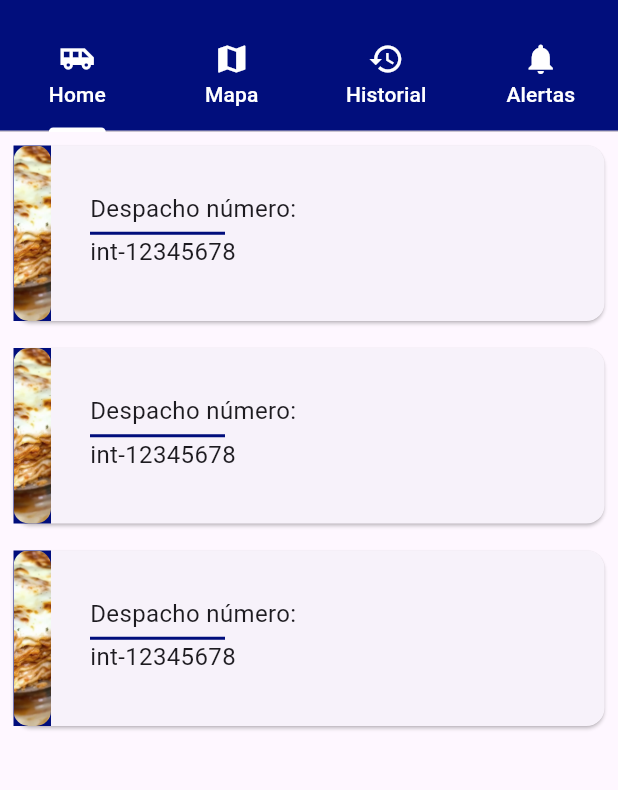
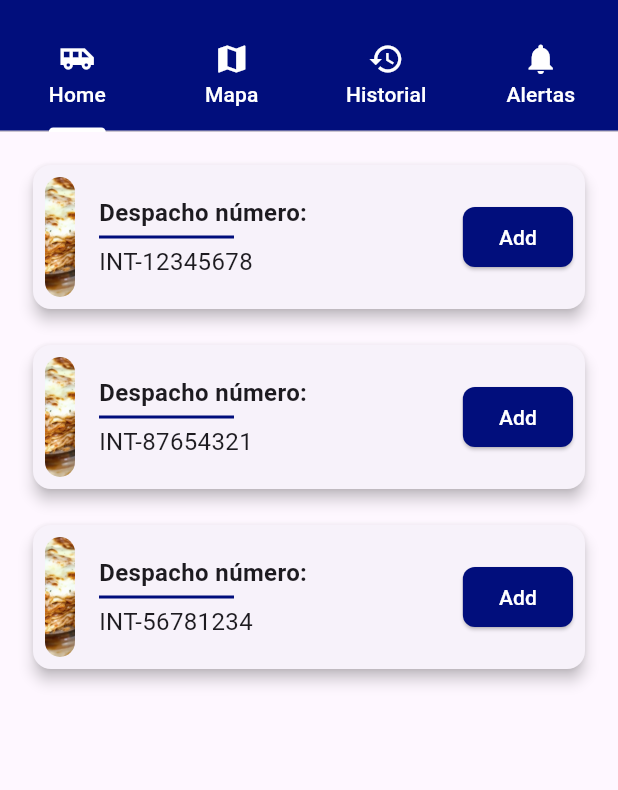
Before and after one commit to SergioAyalaHernandez/flutter-app-tracking, a Flutter app: the screen it shows after launch, on a phone screen of 412 x 824 dp, the part 63-853 px from its top. Run offline on Flutter 3.47's test engine with Material 3 defaults, Android fonts, the phone set to English and light mode, and no system bars; Roboto replaces fonts that are missing (Quicksand).

```diff
--- a/lib/main.dart
+++ b/lib/main.dart
@@ -23,7 +23,7 @@ class RecipeBook extends StatelessWidget {
   @override
   Widget build(BuildContext context) {
     return DefaultTabController(
-      length: 4,
+      length: 1,
       child: Scaffold(
         appBar: AppBar(
           backgroundColor: const Color.fromARGB(255, 1, 14, 124),
--- a/lib/screens/home_screen.dart
+++ b/lib/screens/home_screen.dart
@@ -6,53 +6,66 @@ class HomeScreen extends StatelessWidget {
   @override
   Widget build(BuildContext context) {
     return Scaffold(
-      body: Column(
-        children: <Widget>[
-          _RecipesCard(context),
-          _RecipesCard(context),
-          _RecipesCard(context),
+      body: ListView(
+        padding: EdgeInsets.all(10),
+        children: [
+          _RecipesCard(context, 'INT-12345678'),
+          _RecipesCard(context, 'INT-87654321'),
+          _RecipesCard(context, 'INT-56781234'),
         ],
       ),
     );
   }
 
-  Widget _RecipesCard(BuildContext context) {
+  Widget _RecipesCard(BuildContext context, String despachoNumero) {
     return Padding(
-      padding: const EdgeInsets.all(5.0),
-      child: Container(
-        width: MediaQuery.of(context).size.width,
-        height: 125,
-        child: Card(
+      padding: const EdgeInsets.all(8.0),
+      child: Card(
+        shape: RoundedRectangleBorder(borderRadius: BorderRadius.circular(12)),
+        elevation: 4,
+        child: Container(
+          padding: EdgeInsets.all(8),
           child: Row(
-            children: <Widget>[
-              Container(
-                height: 125,
-                width: 25,
-                decoration: BoxDecoration(
-                  color: Color.fromARGB(255, 1, 14, 124)
-                ),
-                child: ClipRRect(
-                  borderRadius: BorderRadius.circular(10),
-                  child: Image.asset('assets/images/a.png', fit: BoxFit.cover,)
+            children: [
+              ClipRRect(
+                borderRadius: BorderRadius.circular(10),
+                child: Image.asset(
+                  'assets/images/a.png',
+                  width: 20,
+                  height: 80,
+                  fit: BoxFit.cover,
                 ),
               ),
-              SizedBox(width: 26),
-              Column(
-                mainAxisAlignment: MainAxisAlignment.center,
-                crossAxisAlignment: CrossAxisAlignment.start,
-                children: <Widget>[
-                  Text(
-                    'Despacho número: ',
-                    style: TextStyle(fontSize: 16, fontFamily: 'Quicksand'),
-                  ),
-                  SizedBox(height: 4),
-                  Container(height: 2, width: 90, color: Color.fromARGB(255, 1, 14, 124)),
-                  Text(
-                    'int-12345678',
-                    style: TextStyle(fontSize: 16, fontFamily: 'Quicksand'),
-                  ),
-                  SizedBox(height: 4),
-                ],
+              SizedBox(width: 16),
+              Expanded(
+                child: Column(
+                  crossAxisAlignment: CrossAxisAlignment.start,
+                  children: [
+                    Text('Despacho número:',
+                        style: TextStyle(
+                            fontSize: 16,
+                            fontWeight: FontWeight.bold,
+                            fontFamily: 'Quicksand')),
+                    SizedBox(height: 4),
+                    Container(
+                        height: 2,
+                        width: 90,
+                        color: Color.fromARGB(255, 1, 14, 124)),
+                    SizedBox(height: 4),
+                    Text(despachoNumero,
+                        style: TextStyle(fontSize: 16, fontFamily: 'Quicksand')),
+                  ],
+                ),
+              ),
+              ElevatedButton(
+                onPressed: () {
+                  _showForm(context, despachoNumero);
+                },
+                style: ElevatedButton.styleFrom(
+                    backgroundColor: Color.fromARGB(255, 1, 14, 124),
+                    shape: RoundedRectangleBorder(
+                        borderRadius: BorderRadius.circular(8))),
+                child: Text("Add", style: TextStyle(color: Colors.white)),
               ),
             ],
           ),
@@ -60,4 +73,88 @@ class HomeScreen extends StatelessWidget {
       ),
     );
   }
+
+  void _showForm(BuildContext context, String despachoNumero) {
+    showModalBottomSheet(
+      context: context,
+      isScrollControlled: true, // Permite ajustar el tamaño según el teclado
+      shape: RoundedRectangleBorder(
+        borderRadius: BorderRadius.vertical(top: Radius.circular(16)),
+      ),
+      builder: (context) => Padding(
+        padding: EdgeInsets.only(
+            bottom: MediaQuery.of(context).viewInsets.bottom, top: 20),
+        child: ReceperForm(despachoNumero: despachoNumero),
+      ),
+    );
+  }
 }
+
+class ReceperForm extends StatelessWidget {
+  final String despachoNumero;
+
+  const ReceperForm({super.key, required this.despachoNumero});
+
+  @override
+  Widget build(BuildContext context) {
+    return Container(
+      padding: EdgeInsets.all(16),
+      decoration: BoxDecoration(
+        color: Colors.white,
+        borderRadius: BorderRadius.vertical(top: Radius.circular(16)),
+      ),
+      child: Column(
+        mainAxisSize: MainAxisSize.min, // Se ajusta al contenido
+        crossAxisAlignment: CrossAxisAlignment.start,
+        children: [
+          Center(
+            child: Text(
+              'Agregar Información',
+              style: TextStyle(
+                  fontSize: 20,
+                  fontWeight: FontWeight.bold,
+                  color: Color.fromARGB(255, 1, 14, 124)),
+            ),
+          ),
+          SizedBox(height: 10),
+          Text(
+            "Despacho: $despachoNumero",
+            style: TextStyle(fontSize: 18, fontWeight: FontWeight.bold),
+          ),
+          SizedBox(height: 10),
+          _buildTextField(label: 'Nombre de la receta'),
+          _buildTextField(label: 'Descripción', isMultiline: true),
+          SizedBox(height: 10),
+          ElevatedButton(
+            onPressed: () {
+              Navigator.pop(context); // Cerrar formulario
+            },
+            style: ElevatedButton.styleFrom(
+                backgroundColor: Color.fromARGB(255, 1, 14, 124),
+                shape: RoundedRectangleBorder(
+                    borderRadius: BorderRadius.circular(8))),
+            child: Center(
+              child: Text("Guardar", style: TextStyle(color: Colors.white)),
+            ),
+          ),
+        ],
+      ),
+    );
+  }
+
+  Widget _buildTextField({required String label, bool isMultiline = false}) {
+    return Padding(
+      padding: const EdgeInsets.symmetric(vertical: 8.0),
+      child: TextField(
+        maxLines: isMultiline ? 4 : 1,
+        decoration: InputDecoration(
+          labelText: label,
+          border: OutlineInputBorder(
+              borderRadius: BorderRadius.circular(10)),
+          filled: true,
+          fillColor: Colors.grey[200],
+        ),
+      ),
+    );
+  }
+}
--- a/pubspec.yaml
+++ b/pubspec.yaml
@@ -9,6 +9,7 @@ environment:
 dependencies:
   flutter:
     sdk: flutter
+  intl: ^0.20.2
 
 dev_dependencies:
   flutter_test:
```
Also changed, not shown: pubspec.lock.
